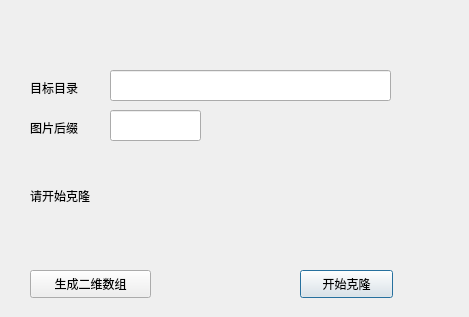
Before: the Qt Designer form dialogimageclone.ui in wuyubo/skinAssistant, drawn with Qt 5.
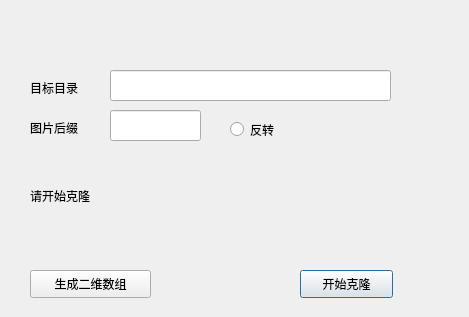
After: the same form once the commit is applied.

What changed in the file:
```diff
--- a/dialogimageclone.ui
+++ b/dialogimageclone.ui
@@ -98,6 +98,19 @@
     <string>生成二维数组</string>
    </property>
   </widget>
+  <widget class="QRadioButton" name="rbn_rev">
+   <property name="geometry">
+    <rect>
+     <x>230</x>
+     <y>120</y>
+     <width>115</width>
+     <height>19</height>
+    </rect>
+   </property>
+   <property name="text">
+    <string>反转</string>
+   </property>
+  </widget>
  </widget>
  <resources/>
  <connections/>
```
